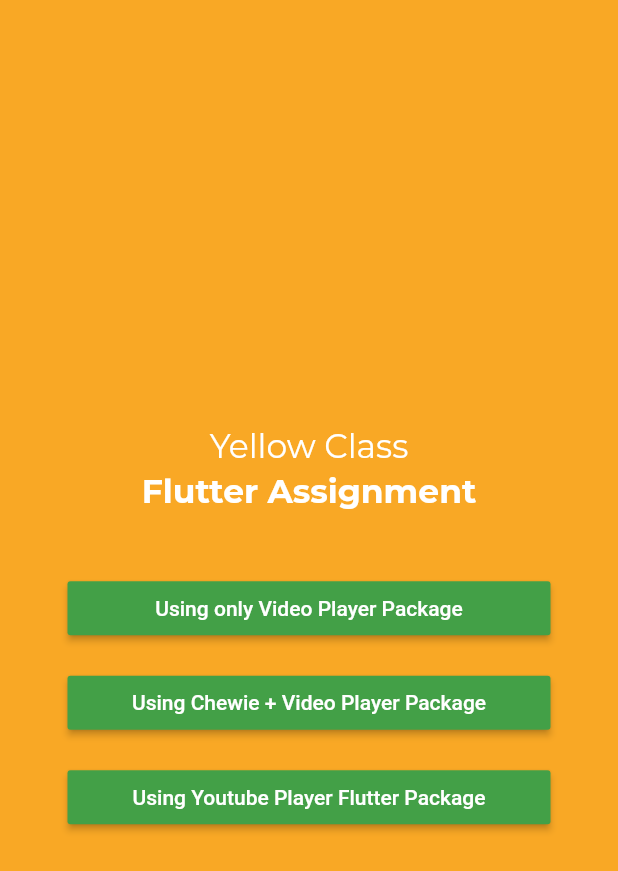
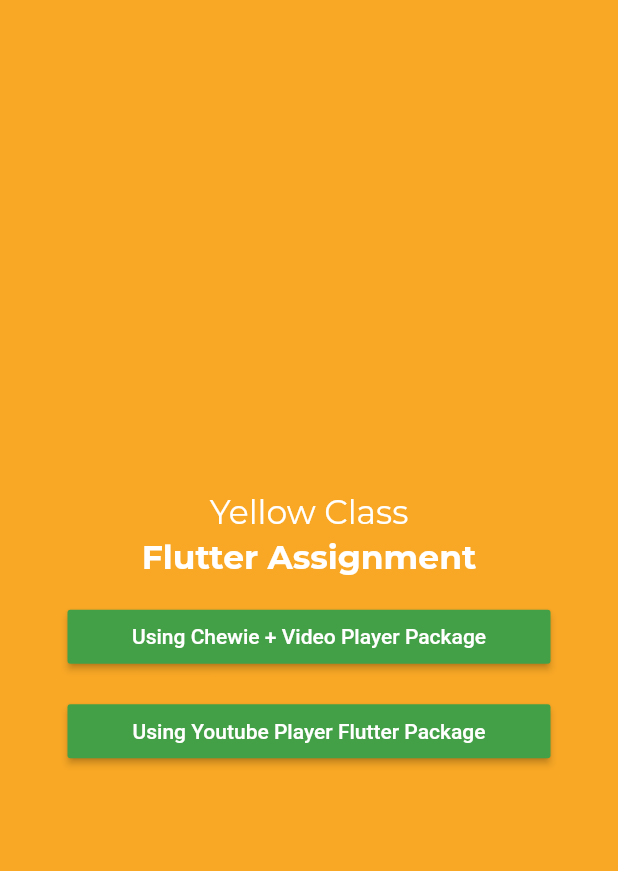
Before and after one commit to rishavrajjain/FlutterAssignment, a Flutter app: the screen it shows after launch, on a phone screen of 412 x 824 dp. Shown: the top 871 px of the screen. Run offline on Flutter 3.47's test engine with Material 2 defaults, Android fonts, the phone set to English and light mode, and no system bars; our stand-ins replace camera, chewie, google_fonts, video_player, youtube_player_flutter.

Commit message:
Removed player

```diff
--- a/lib/pages/first_page.dart
+++ b/lib/pages/first_page.dart
@@ -1,4 +1,4 @@
-import 'package:assignment/pages/video_player.dart';
+//import 'package:assignment/pages/video_player.dart';
 import 'package:assignment/pages/youtubeVideoPlayer.dart';
 import 'package:flutter/material.dart';
 import 'package:camera/camera.dart';
@@ -40,22 +40,7 @@ class _FirstPageState extends State<FirstPage> {
                     fontSize: 22,
                     color: Colors.white),
               ),
-              Padding(
-                padding: const EdgeInsets.fromLTRB(45, 40, 45, 0),
-                child: RaisedButton(
-                  onPressed: () {
-                    Navigator.push(
-                      context,
-                      MaterialPageRoute(
-                          builder: (context) => VideoHomePage(widget.cameras)),
-                    );
-                  },
-                  child: Center(
-                      child: Container(
-                    child: Text('Using only Video Player Package'),
-                  )),
-                ),
-              ),
+
                Padding(
                 padding: const EdgeInsets.fromLTRB(45, 15, 45, 0),
                 child: RaisedButton(
```
